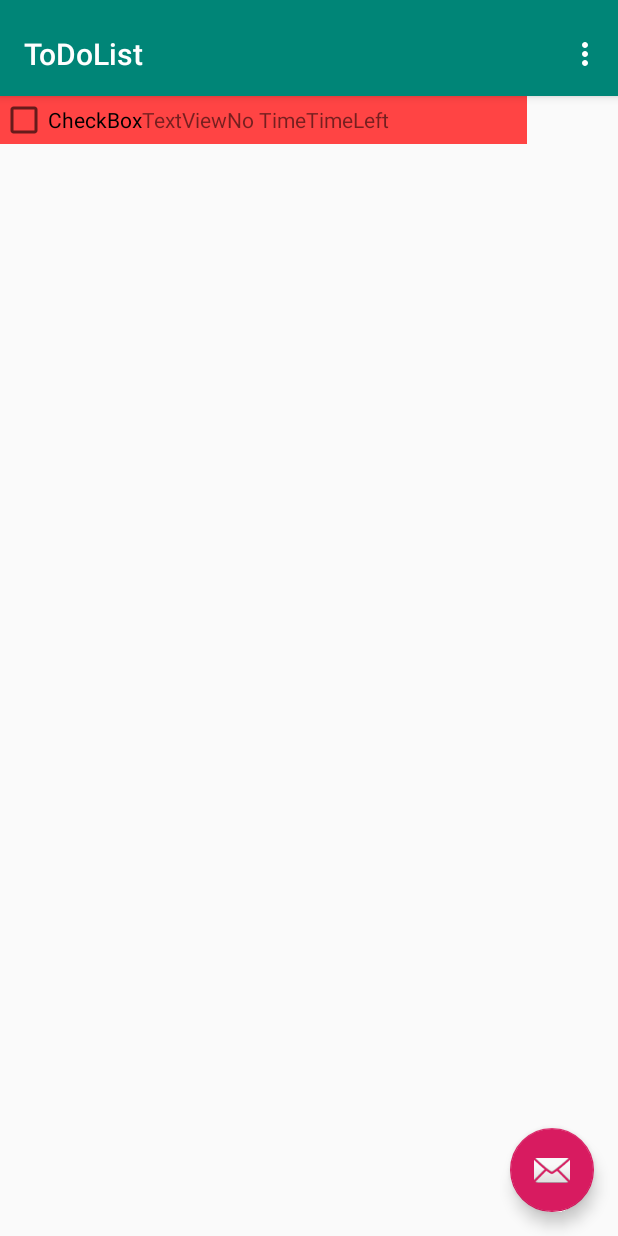
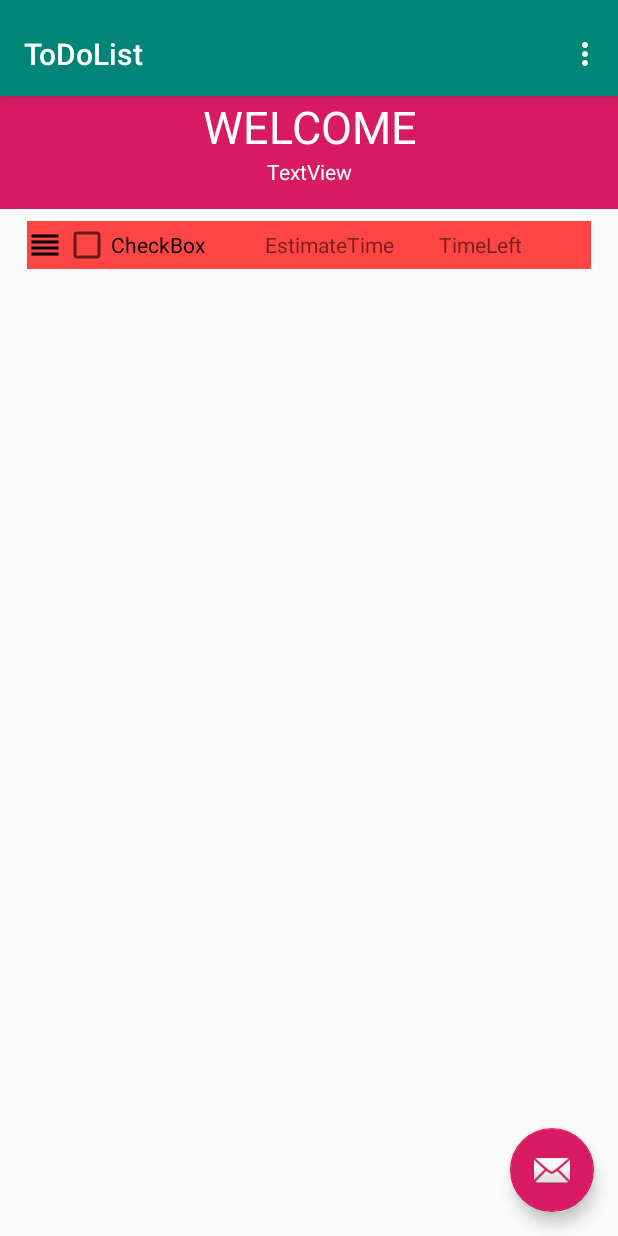
Before and after one commit to Shred13/ToDoList, an Android app: the screen it shows after launch (MainActivity), on a phone screen of 412 x 824 dp. Run offline under Robolectric (Android 15) with nearby library versions, the phone set to English and light mode, and no system bars; 1 statement that could not run was skipped.

Commit message:
more design fundamentals added including the headers

```diff
--- /dev/null
+++ b/app/src/main/res/drawable/draggable.xml
@@ -0,0 +1,9 @@
+<vector xmlns:android="http://schemas.android.com/apk/res/android"
+        android:width="24dp"
+        android:height="24dp"
+        android:viewportWidth="24.0"
+        android:viewportHeight="24.0">
+    <path
+        android:fillColor="#FF000000"
+        android:pathData="M3,15h18v-2L3,13v2zM3,19h18v-2L3,17v2zM3,11h18L21,9L3,9v2zM3,5v2h18L21,5L3,5z"/>
+</vector>
--- a/app/src/main/res/layout/fragment_main.xml
+++ b/app/src/main/res/layout/fragment_main.xml
@@ -8,46 +8,58 @@
                                              tools:context=".MainActivity$PlaceholderFragment">
 
     <TextView
-            android:id="@+id/section_label"
-            android:layout_width="wrap_content"
+            android:text="WELCOME"
+            android:layout_width="match_parent"
+            android:layout_height="wrap_content" android:id="@+id/Timer"
+            android:background="@color/colorAccent"
+            android:textColor="@color/white"
+            android:textSize="30dp"
+            android:gravity="center"
+            app:layout_constraintTop_toTopOf="parent" app:layout_constraintStart_toStartOf="parent"
+            app:layout_constraintEnd_toEndOf="parent"/>
+    <TextView
+            android:text="TextView"
+            android:layout_width="match_parent"
             android:layout_height="wrap_content"
-            tools:layout_constraintTop_creator="1"
-            android:layout_marginStart="@dimen/activity_horizontal_margin"
-            android:layout_marginEnd="@dimen/activity_horizontal_margin"
-            android:layout_marginTop="@dimen/activity_vertical_margin"
-            android:layout_marginBottom="@dimen/activity_vertical_margin"
-            tools:layout_constraintLeft_creator="1"
-            app:layout_constraintLeft_toLeftOf="parent"
-            app:layout_constraintTop_toTopOf="@+id/constraintLayout"/>
+            android:id="@+id/Quote"
+            android:paddingBottom="15dp"
+            android:gravity="center"
+            android:background="@color/colorAccent"
+            android:textColor="@color/white"
+            app:layout_constraintTop_toBottomOf="@+id/Timer" app:layout_constraintStart_toStartOf="parent"
+            app:layout_constraintEnd_toEndOf="parent"
+            app:layout_constraintHorizontal_bias="0.0"/>
     <TableLayout
-            android:layout_width="351dp"
-            android:layout_height="497dp" tools:layout_editor_absoluteY="0dp" tools:layout_editor_absoluteX="16dp"
-            android:orientation="vertical">
+            android:layout_width="376dp"
+            android:layout_height="388dp"
+            android:orientation="vertical" android:id="@+id/TableOfTasks" app:layout_constraintEnd_toEndOf="parent"
+            android:layout_marginEnd="8dp" app:layout_constraintStart_toStartOf="parent"
+            android:layout_marginStart="8dp"
+            android:layout_marginBottom="8dp" app:layout_constraintBottom_toBottomOf="parent"
+            android:layout_marginTop="8dp"
+            app:layout_constraintTop_toBottomOf="@+id/Quote" app:layout_constraintVertical_bias="0.0">
 
         <TableRow android:layout_width="match_parent" android:layout_height="match_parent"
                   android:visibility="visible" android:background="@android:color/holo_red_light"
         >
+            <ImageView
+                    android:src="@drawable/draggable"
+                    android:layout_width="wrap_content"
+                    android:layout_height="wrap_content" android:id="@+id/imageView"
+                    android:layout_gravity="center_vertical"/>
             <CheckBox
-                    android:text="CheckBox"
+                    android:text="@string/checkbox"
                     android:layout_width="wrap_content"
                     android:layout_height="wrap_content" android:id="@+id/checkBox2"/>
             <TextView
-                    android:text="TextView"
+                    android:text="@string/estimatetime"
                     android:layout_width="wrap_content"
-                    android:layout_height="wrap_content" android:id="@+id/totalEstimate"/>
+                    android:layout_height="wrap_content" android:id="@+id/totalEstimate" android:paddingStart="40dp"/>
             <TextView
-                    android:text="@string/no_time"
+                    android:text="@string/timeleft"
                     android:layout_width="wrap_content"
-                    android:layout_height="wrap_content" android:id="@+id/Timer"
-            />
-            <TextView
-                    android:text="TimeLeft"
-                    android:layout_width="wrap_content"
-                    android:layout_height="wrap_content" android:id="@+id/TimeLeft"/>
+                    android:layout_height="wrap_content" android:id="@+id/TimeLeft" android:paddingLeft="30dp"/>
         </TableRow>
-        <TableRow
-                android:layout_width="match_parent"
-                android:layout_height="match_parent"/>
     </TableLayout>
 
 </android.support.constraint.ConstraintLayout>
--- /dev/null
+++ b/app/src/main/res/mipmap-anydpi-v26/draggable.xml
@@ -0,0 +1,5 @@
+<?xml version="1.0" encoding="utf-8"?>
+<adaptive-icon xmlns:android="http://schemas.android.com/apk/res/android">
+    <background android:drawable="@drawable/ic_launcher_background"/>
+    <foreground android:drawable="@drawable/ic_launcher_foreground"/>
+</adaptive-icon>
--- /dev/null
+++ b/app/src/main/res/mipmap-anydpi-v26/draggable_round.xml
@@ -0,0 +1,5 @@
+<?xml version="1.0" encoding="utf-8"?>
+<adaptive-icon xmlns:android="http://schemas.android.com/apk/res/android">
+    <background android:drawable="@drawable/ic_launcher_background"/>
+    <foreground android:drawable="@drawable/ic_launcher_foreground"/>
+</adaptive-icon>
--- a/app/src/main/res/values/colors.xml
+++ b/app/src/main/res/values/colors.xml
@@ -3,4 +3,6 @@
     <color name="colorPrimary">#008577</color>
     <color name="colorPrimaryDark">#00574B</color>
     <color name="colorAccent">#D81B60</color>
+    <color name="white">#FFFF</color>
+    <color name="black">#000</color>
 </resources>
--- a/app/src/main/res/values/strings.xml
+++ b/app/src/main/res/values/strings.xml
@@ -3,4 +3,7 @@
     <string name="action_settings">Settings</string>
     <string name="section_format">Hello World from section: %1$d</string>
     <string name="no_time">No Time</string>
+    <string name="timeleft">TimeLeft</string>
+    <string name="estimatetime">EstimateTime</string>
+    <string name="checkbox">CheckBox</string>
 </resources>
```
Also changed, not shown: app/src/main/res/drawable-v24/ic_launcher_foreground.xml (deleted, +0 -34 lines), app/src/main/res/drawable/ic_launcher_background.xml (deleted, +0 -74 lines), app/src/main/draggable-web.png (added), app/src/main/res/mipmap-hdpi/draggable.png (added), app/src/main/res/mipmap-hdpi/draggable_round.png (added), app/src/main/res/mipmap-mdpi/draggable.png (added), app/src/main/res/mipmap-mdpi/draggable_round.png (added), app/src/main/res/mipmap-xhdpi/draggable.png (added), app/src/main/res/mipmap-xhdpi/draggable_round.png (added), app/src/main/res/mipmap-xxhdpi/draggable.png (added), app/src/main/res/mipmap-xxhdpi/draggable_round.png (added), app/src/main/res/mipmap-xxxhdpi/draggable.png (added), app/src/main/res/mipmap-xxxhdpi/draggable_round.png (added).
